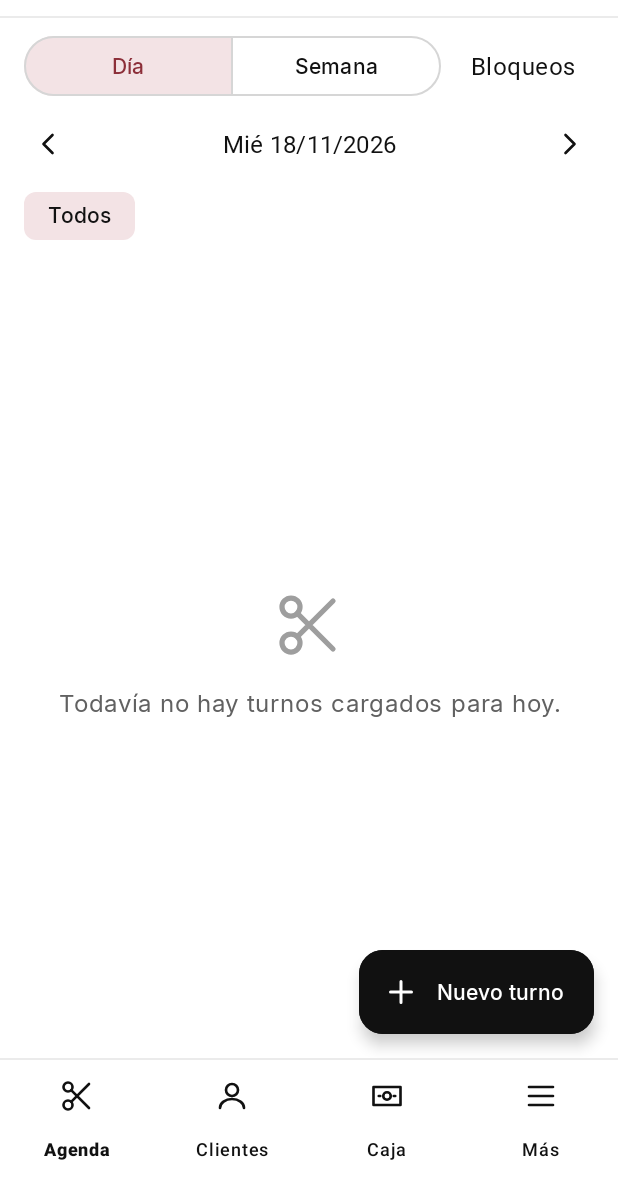
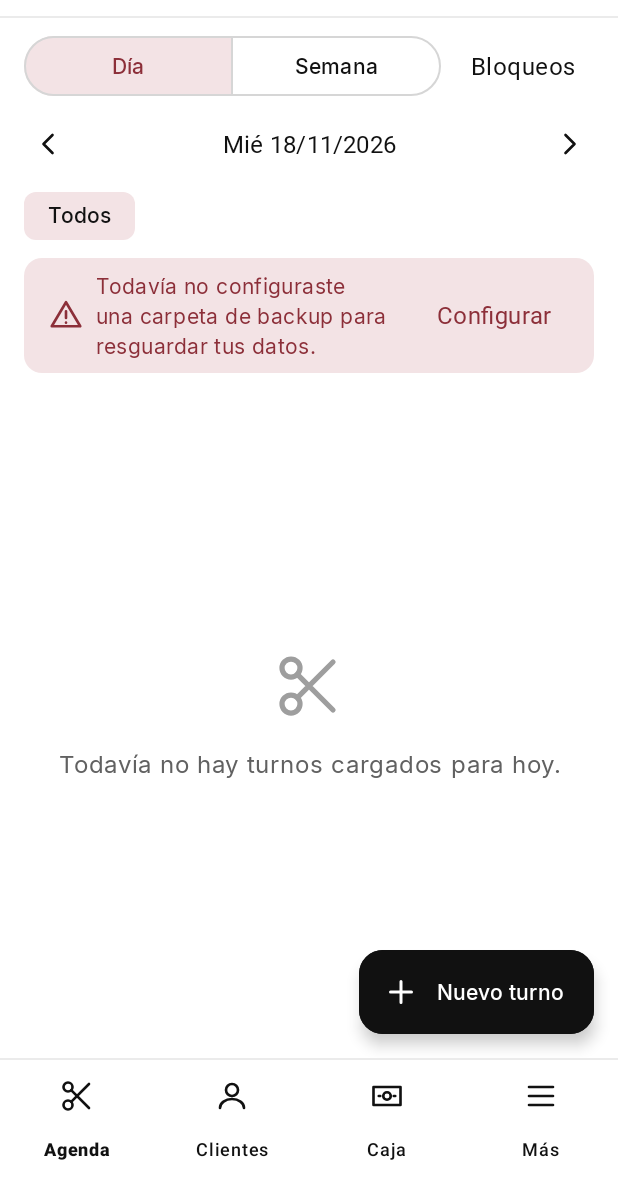
Before and after one commit to 1W3-421343-Torres-Marcos/app-peluqueria, an Android app: the screen it shows after launch (MainActivity), on a phone screen of 412 x 824 dp, the part 56-1236 px from its top. Run offline under Robolectric (Android 15) with nearby library versions, the phone set to English and light mode, and no system bars; our stand-ins replace Room's generated code, navigation-ui; 1 statement that could not run was skipped.

Commit message:
feat(backup): F4.7 muestra AlertBanner de backup vencido o sin carpeta en Agenda

```diff
--- a/app/src/main/java/com/metanoia/app/ui/agenda/AgendaFragment.java
+++ b/app/src/main/java/com/metanoia/app/ui/agenda/AgendaFragment.java
@@ -13,16 +13,23 @@ import androidx.navigation.fragment.NavHostFragment;
 import androidx.recyclerview.widget.LinearLayoutManager;
 
 import com.google.android.material.chip.Chip;
+import com.metanoia.app.AppContainer;
+import com.metanoia.app.MetanoiaApp;
 import com.metanoia.app.R;
+import com.metanoia.app.data.backup.BackupFolderAccess;
+import com.metanoia.app.data.backup.BackupFolderAccess.FolderState;
+import com.metanoia.app.data.backup.BackupFolderAccess.FolderStatus;
 import com.metanoia.app.data.db.entity.ScheduleBlockEntity;
 import com.metanoia.app.data.db.pojo.ProfessionalWithDetails;
 import com.metanoia.app.data.db.projection.AppointmentCardProjection;
+import com.metanoia.app.data.prefs.DevicePrefs;
 import com.metanoia.app.databinding.FragmentAgendaBinding;
 import com.metanoia.app.ui.agenda.AgendaViewModel.AgendaFilter;
 import com.metanoia.app.ui.agenda.AgendaViewModel.ViewMode;
 import com.metanoia.app.ui.agenda.create.AppointmentCreateFragment;
 import com.metanoia.app.ui.agenda.detail.AppointmentDetailFragment;
 import com.metanoia.app.util.Formats;
+import com.metanoia.domain.rules.BackupRetentionPolicy;
 
 import java.util.Collections;
 import java.util.LinkedHashMap;
@@ -261,6 +268,81 @@ public class AgendaFragment extends Fragment {
     }
 
     @Override
+    public void onResume() {
+        super.onResume();
+        refreshBackupBanner();
+    }
+
+    private void refreshBackupBanner() {
+        if (!isAdded() || binding == null) {
+            return;
+        }
+        AppContainer container = MetanoiaApp.container(requireContext());
+        android.content.Context appContext = requireContext().getApplicationContext();
+        container.executors().io().execute(() -> {
+            DevicePrefs prefs = container.devicePrefs();
+            FolderStatus folderStatus = BackupFolderAccess.inspect(appContext, prefs);
+            long lastSuccess = prefs.getLastBackupSuccessMillis();
+            int warningDays = prefs.getOverdueWarningDays();
+            boolean validFolder = folderStatus.state == FolderState.READY;
+            boolean overdue = BackupRetentionPolicy.isBackupOverdue(
+                    validFolder,
+                    lastSuccess,
+                    container.clock().nowMillis(),
+                    warningDays);
+            if (!isAdded() || binding == null) {
+                return;
+            }
+            requireActivity().runOnUiThread(() -> applyBackupBannerState(
+                    folderStatus.state, lastSuccess, warningDays, overdue));
+        });
+    }
+
+    private void applyBackupBannerState(
+            @NonNull FolderState folderState,
+            long lastSuccessMillis,
+            int warningDays,
+            boolean overdue
+    ) {
+        if (!isAdded() || binding == null) {
+            return;
+        }
+        if (folderState == FolderState.NOT_CONFIGURED) {
+            binding.agendaBackupBanner.setVisibility(View.VISIBLE);
+            binding.agendaBackupBanner.setMessage(R.string.backup_overdue_no_folder);
+            binding.agendaBackupBanner.setAction(
+                    R.string.backup_banner_action_configure,
+                    v -> NavHostFragment.findNavController(this)
+                            .navigate(R.id.action_agenda_to_backup));
+            return;
+        }
+        if (folderState == FolderState.PERMISSION_LOST) {
+            binding.agendaBackupBanner.setVisibility(View.VISIBLE);
+            binding.agendaBackupBanner.setMessage(R.string.backup_overdue_lost_folder);
+            binding.agendaBackupBanner.setAction(
+                    R.string.backup_banner_action_configure,
+                    v -> NavHostFragment.findNavController(this)
+                            .navigate(R.id.action_agenda_to_backup));
+            return;
+        }
+        if (overdue) {
+            binding.agendaBackupBanner.setVisibility(View.VISIBLE);
+            if (lastSuccessMillis <= 0L) {
+                binding.agendaBackupBanner.setMessage(R.string.backup_overdue_never_run);
+            } else {
+                binding.agendaBackupBanner.setMessage(
+                        getString(R.string.backup_overdue_days_format, warningDays));
+            }
+            binding.agendaBackupBanner.setAction(
+                    R.string.backup_banner_action_now,
+                    v -> NavHostFragment.findNavController(this)
+                            .navigate(R.id.action_agenda_to_backup));
+            return;
+        }
+        binding.agendaBackupBanner.setVisibility(View.GONE);
+    }
+
+    @Override
     public void onDestroyView() {
         super.onDestroyView();
         binding = null;
--- a/app/src/main/res/layout/fragment_agenda.xml
+++ b/app/src/main/res/layout/fragment_agenda.xml
@@ -112,6 +112,14 @@
                 app:singleSelection="true" />
         </HorizontalScrollView>
 
+        <com.metanoia.app.ui.common.AlertBanner
+            android:id="@+id/agendaBackupBanner"
+            android:layout_width="match_parent"
+            android:layout_height="wrap_content"
+            android:layout_marginHorizontal="@dimen/screen_margin"
+            android:layout_marginTop="@dimen/space_xs"
+            android:visibility="gone" />
+
         <FrameLayout
             android:layout_width="match_parent"
             android:layout_height="0dp"
--- a/app/src/main/res/values/strings.xml
+++ b/app/src/main/res/values/strings.xml
@@ -425,4 +425,10 @@
     <string name="backup_restore_running">Restaurando base de datos…</string>
     <string name="backup_restore_success">Restauración completa. Reiniciando Metanoia…</string>
     <string name="backup_restore_failed">No se pudo restaurar el backup. Tus datos actuales siguen intactos.</string>
+    <string name="backup_overdue_no_folder">Todavía no configuraste una carpeta de backup para resguardar tus datos.</string>
+    <string name="backup_overdue_lost_folder">Se perdió el acceso a tu carpeta de backup. Volvé a elegirla.</string>
+    <string name="backup_overdue_never_run">Todavía no hiciste ninguna copia de seguridad. Hacé una ahora.</string>
+    <string name="backup_overdue_days_format">El último backup tiene más de %1$d días. Hacé una copia ahora.</string>
+    <string name="backup_banner_action_configure">Configurar</string>
+    <string name="backup_banner_action_now">Respaldar</string>
 </resources>
```
Also changed, not shown: 1 other file.
